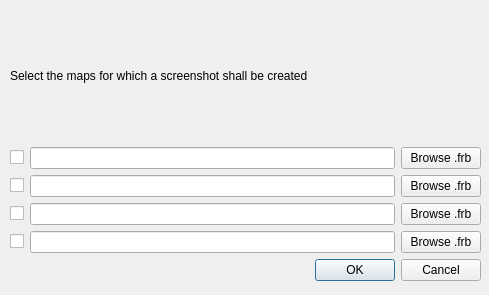
The window that screenshotdialog.ui (FortuneStreetModding/fortune-avenue-qt) describes before a commit, drawn with Qt 5.
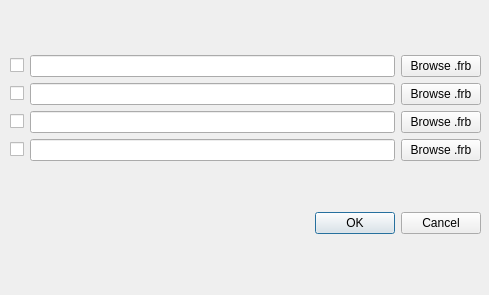
The same window after the commit.

Commit message: Add screenshot title

```diff
--- a/screenshotdialog.ui
+++ b/screenshotdialog.ui
@@ -26,16 +26,6 @@
     <property name="sizeConstraint">
      <enum>QLayout::SetDefaultConstraint</enum>
     </property>
-    <item>
-     <widget class="QLabel" name="label">
-      <property name="text">
-       <string>Select the maps for which a screenshot shall be created</string>
-      </property>
-      <property name="scaledContents">
-       <bool>false</bool>
-      </property>
-     </widget>
-    </item>
     <item>
      <layout class="QGridLayout" name="gridLayout">
       <item row="0" column="0">
```
The commit also changes 1 other file.
